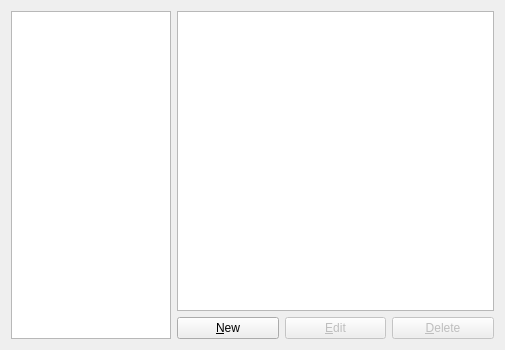
The window that gns3/modules/vmware/ui/vmware_vm_preferences_page.ui (GNS3/gns3-gui) describes before a commit, drawn with Qt 5.
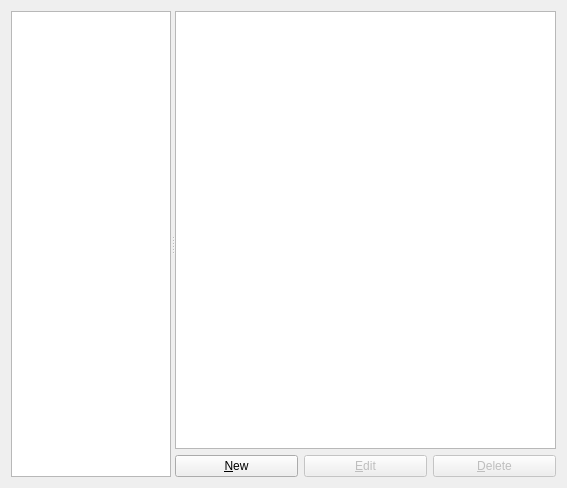
The same window after the commit.

Commit message: Improvements for the preferences dialog (splitter layouts, save/restore geometry etc.)

Diff of the .ui file:
```diff
--- a/gns3/modules/vmware/ui/vmware_vm_preferences_page.ui
+++ b/gns3/modules/vmware/ui/vmware_vm_preferences_page.ui
@@ -6,8 +6,8 @@
    <rect>
     <x>0</x>
     <y>0</y>
-    <width>505</width>
-    <height>350</height>
+    <width>567</width>
+    <height>488</height>
    </rect>
   </property>
   <property name="windowTitle">
@@ -19,71 +19,15 @@
   <property name="accessibleDescription">
    <string/>
   </property>
-  <layout class="QGridLayout" name="gridLayout">
-   <item row="1" column="1">
-    <layout class="QHBoxLayout" name="horizontalLayout_5">
+  <layout class="QVBoxLayout" name="verticalLayout_2">
      <item>
-      <widget class="QPushButton" name="uiNewVMwareVMPushButton">
-       <property name="text">
-        <string>&amp;New</string>
-       </property>
-      </widget>
-     </item>
-     <item>
-      <widget class="QPushButton" name="uiEditVMwareVMPushButton">
-       <property name="enabled">
-        <bool>false</bool>
-       </property>
-       <property name="text">
-        <string>&amp;Edit</string>
-       </property>
-      </widget>
-     </item>
-     <item>
-      <widget class="QPushButton" name="uiDeleteVMwareVMPushButton">
-       <property name="enabled">
-        <bool>false</bool>
-       </property>
-       <property name="text">
-        <string>&amp;Delete</string>
-       </property>
-      </widget>
-     </item>
-    </layout>
-   </item>
-   <item row="0" column="1">
-    <widget class="QTreeWidget" name="uiVMwareVMInfoTreeWidget">
-     <property name="sizePolicy">
-      <sizepolicy hsizetype="MinimumExpanding" vsizetype="Expanding">
-       <horstretch>0</horstretch>
-       <verstretch>0</verstretch>
-      </sizepolicy>
-     </property>
-     <property name="indentation">
-      <number>10</number>
-     </property>
-     <property name="allColumnsShowFocus">
-      <bool>true</bool>
-     </property>
-     <attribute name="headerVisible">
-      <bool>false</bool>
-     </attribute>
-     <column>
-      <property name="text">
-       <string>1</string>
-      </property>
-     </column>
-     <column>
-      <property name="text">
-       <string>2</string>
-      </property>
-     </column>
-    </widget>
-   </item>
-   <item row="0" column="0" rowspan="2">
+    <widget class="QSplitter" name="splitter">
+     <property name="orientation">
+      <enum>Qt::Horizontal</enum>
+     </property>
     <widget class="QTreeWidget" name="uiVMwareVMsTreeWidget">
      <property name="sizePolicy">
-      <sizepolicy hsizetype="Minimum" vsizetype="Expanding">
+       <sizepolicy hsizetype="Preferred" vsizetype="Expanding">
        <horstretch>0</horstretch>
        <verstretch>0</verstretch>
       </sizepolicy>
@@ -121,6 +65,71 @@
        <string notr="true">1</string>
       </property>
      </column>
+     </widget>
+     <widget class="QWidget" name="layoutWidget">
+      <layout class="QVBoxLayout" name="verticalLayout">
+       <item>
+        <widget class="QTreeWidget" name="uiVMwareVMInfoTreeWidget">
+         <property name="sizePolicy">
+          <sizepolicy hsizetype="MinimumExpanding" vsizetype="Expanding">
+           <horstretch>0</horstretch>
+           <verstretch>0</verstretch>
+          </sizepolicy>
+         </property>
+         <property name="indentation">
+          <number>10</number>
+         </property>
+         <property name="allColumnsShowFocus">
+          <bool>true</bool>
+         </property>
+         <attribute name="headerVisible">
+          <bool>false</bool>
+         </attribute>
+         <column>
+          <property name="text">
+           <string>1</string>
+          </property>
+         </column>
+         <column>
+          <property name="text">
+           <string>2</string>
+          </property>
+         </column>
+        </widget>
+       </item>
+       <item>
+        <layout class="QHBoxLayout" name="horizontalLayout_5">
+         <item>
+          <widget class="QPushButton" name="uiNewVMwareVMPushButton">
+           <property name="text">
+            <string>&amp;New</string>
+           </property>
+          </widget>
+         </item>
+         <item>
+          <widget class="QPushButton" name="uiEditVMwareVMPushButton">
+           <property name="enabled">
+            <bool>false</bool>
+           </property>
+           <property name="text">
+            <string>&amp;Edit</string>
+           </property>
+          </widget>
+         </item>
+         <item>
+          <widget class="QPushButton" name="uiDeleteVMwareVMPushButton">
+           <property name="enabled">
+            <bool>false</bool>
+           </property>
+           <property name="text">
+            <string>&amp;Delete</string>
+           </property>
+          </widget>
+         </item>
+        </layout>
+       </item>
+      </layout>
+     </widget>
     </widget>
    </item>
   </layout>
```
Lines whose indentation alone changed are shown as unchanged. The commit also changes 23 other files.
